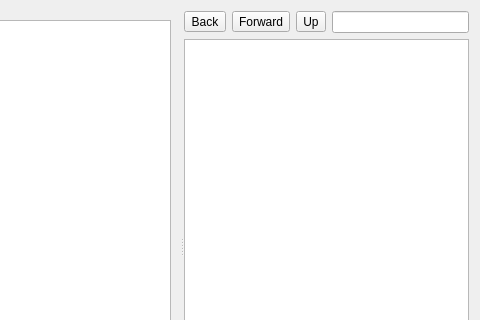
Old version of the form eiskaltdcpp-qt/ui/UIShareBrowser.ui in the repository eiskaltdcpp/eiskaltdcpp; both pictures show x 137 to 617 and y 0 to 320 of the 617 by 492 pixel window.
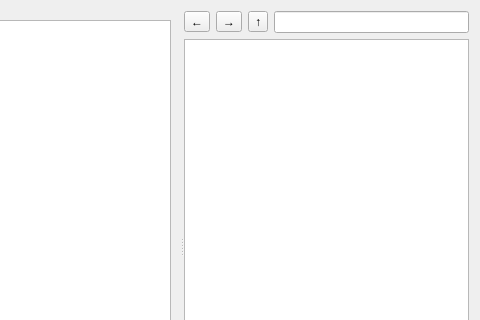
New version of the form. Custom widgets are drawn as their Qt base class.

Commit message: EiskaltDC++ Qt: 	* Little fix for IPFilter. 	* Replace "Back", "Forward", "Up" text onto ShareBrowser buttons with UTF-8 arrows.

What changed in the file:
```diff
--- a/eiskaltdcpp-qt/ui/UIShareBrowser.ui
+++ b/eiskaltdcpp-qt/ui/UIShareBrowser.ui
@@ -93,21 +93,21 @@
          <item>
           <widget class="QToolButton" name="toolButton_BACK">
            <property name="text">
-            <string>Back</string>
+            <string>←</string>
            </property>
           </widget>
          </item>
          <item>
           <widget class="QToolButton" name="toolButton_FORVARD">
            <property name="text">
-            <string>Forward</string>
+            <string>→</string>
            </property>
           </widget>
          </item>
          <item>
           <widget class="QToolButton" name="toolButton_UP">
            <property name="text">
-            <string>Up</string>
+            <string>↑</string>
            </property>
           </widget>
          </item>
```
The commit also changes 1 other file.
